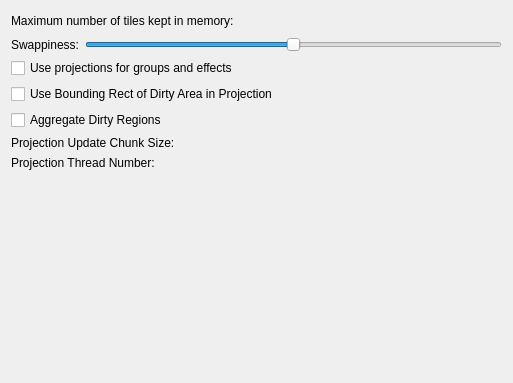
This is krita/ui/wdgperformancesettings.ui in KDE/krita as Qt 5 draws it before an edit. The edited form follows.
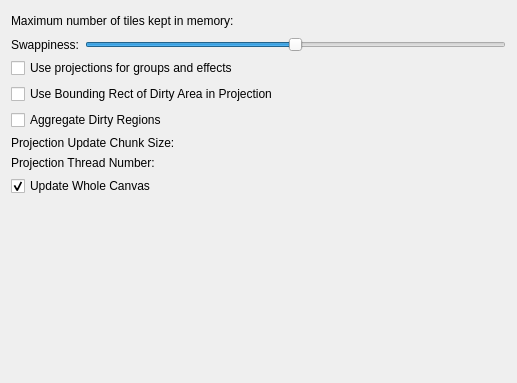
This is the edited form. Custom widgets are drawn as their Qt base class.

Patch:
```diff
--- a/krita/ui/wdgperformancesettings.ui
+++ b/krita/ui/wdgperformancesettings.ui
@@ -187,6 +187,19 @@
     </widget>
    </item>
    <item row="7" column="0" colspan="2" >
+    <widget class="QCheckBox" name="chkUpdateAllOfQPainterCanvas" >
+     <property name="toolTip" >
+      <string>If checked, the whole canvas is repainted for every change. This is slower, but the bugs in the scaling code don't show up.</string>
+     </property>
+     <property name="text" >
+      <string>Update Whole Canvas</string>
+     </property>
+     <property name="checked" >
+      <bool>true</bool>
+     </property>
+    </widget>
+   </item>
+   <item row="8" column="0" colspan="2" >
     <spacer>
      <property name="orientation" >
       <enum>Qt::Vertical</enum>
@@ -196,8 +209,8 @@
      </property>
      <property name="sizeHint" >
       <size>
-       <width>355</width>
-       <height>20</height>
+       <width>495</width>
+       <height>101</height>
       </size>
      </property>
     </spacer>
```
